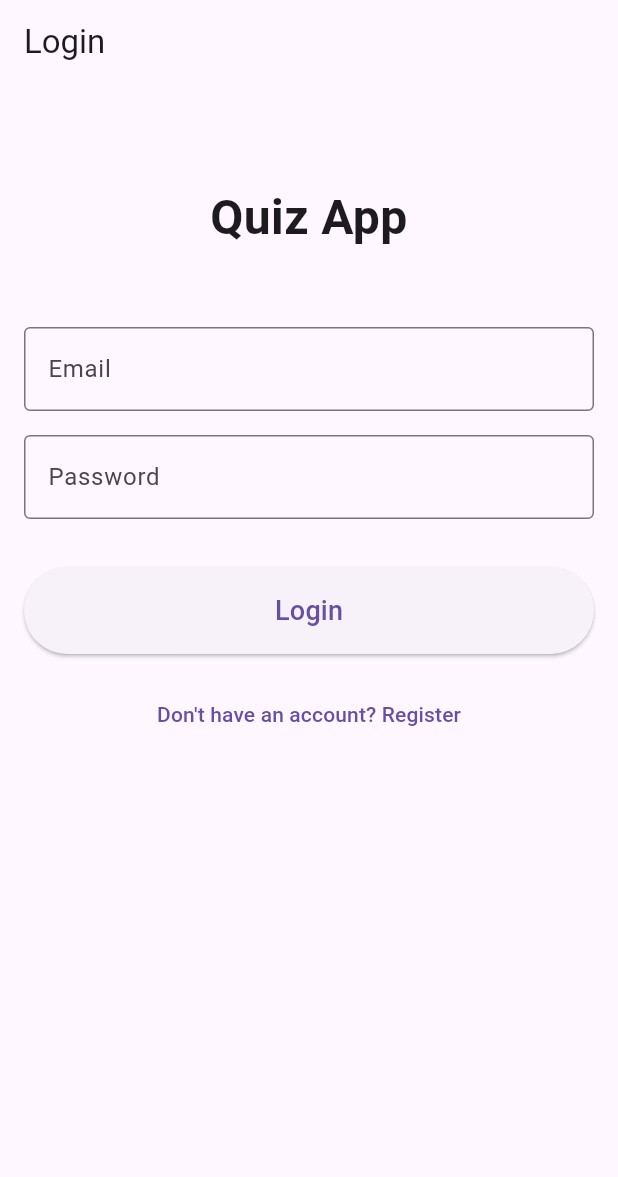
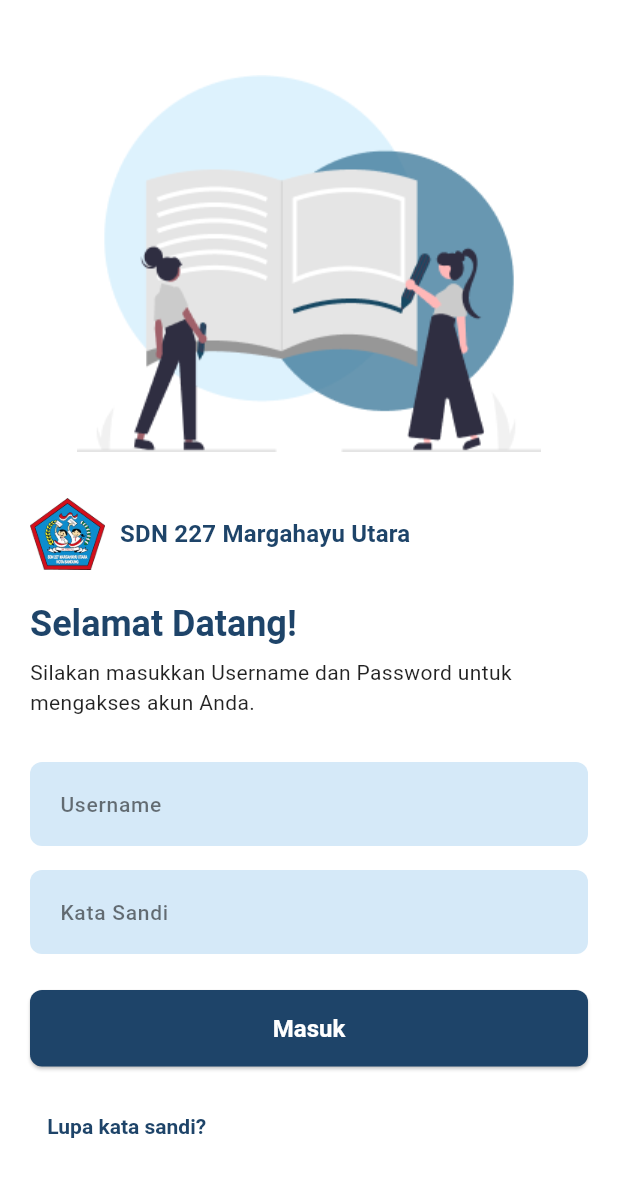
Before and after one commit to abdimas-telkom/getx_mobile, a Flutter app: the screen it shows after launch, on a phone screen of 412 x 824 dp. Shown: the top 1177 px of the screen. Run offline on Flutter 3.47's test engine with Material 3 defaults, Android fonts, the phone set to English and light mode, and no system bars; our stand-ins replace dio, get, shared_preferences.

Commit message:
bikin theme & edit tampilan login

```diff
--- a/lib/app/modules/auth/views/auth_view.dart
+++ b/lib/app/modules/auth/views/auth_view.dart
@@ -1,113 +1,80 @@
 import 'package:flutter/material.dart';
-
 import 'package:get/get.dart';
 
 import '../controllers/auth_controller.dart';
 
 class AuthView extends GetView<AuthController> {
   const AuthView({super.key});
+
   @override
   Widget build(BuildContext context) {
+    final textTheme = Theme.of(context).textTheme;
+
     return Scaffold(
-      appBar: AppBar(
-        title: Obx(() => Text(controller.isLogin.value ? 'Login' : 'Register')),
-      ),
       body: Obx(() {
         if (controller.isLoading.value) {
           return const Center(child: CircularProgressIndicator());
         }
         return SingleChildScrollView(
-          padding: const EdgeInsets.all(16.0),
+          child: Padding(
+            padding: const EdgeInsets.symmetric(horizontal: 20.0),
             child: Column(
-            crossAxisAlignment: CrossAxisAlignment.stretch,
+              crossAxisAlignment: CrossAxisAlignment.start,
+              children: <Widget>[
+                const SizedBox(height: 50),
+                Center(
+                  child: Image.asset('assets/images/login_background.png'),
+                ),
+                const SizedBox(height: 30),
+                Row(
                   children: [
-              const SizedBox(height: 50),
+                    Image.asset(
+                      'assets/images/logo.png',
+                      width: 50,
+                      height: 50,
+                    ),
+                    const SizedBox(width: 10),
+                    Text(
+                      'SDN 227 Margahayu Utara',
+                      style: textTheme.titleMedium,
+                    ),
+                  ],
+                ),
+                const SizedBox(height: 20),
+                Text('Selamat Datang!', style: textTheme.displaySmall),
+                const SizedBox(height: 8),
                 const Text(
-                'Quiz App',
-                style: TextStyle(fontSize: 32, fontWeight: FontWeight.bold),
-                textAlign: TextAlign.center,
+                  'Silakan masukkan Username dan Password untuk mengakses akun Anda.',
                 ),
-              const SizedBox(height: 50),
-              if (!controller.isLogin.value) ...[
-                TextField(
-                  controller: controller.nameController,
-                  decoration: const InputDecoration(
-                    labelText: 'Name',
-                    border: OutlineInputBorder(),
-                  ),
-                ),
-                const SizedBox(height: 16),
-              ],
+                const SizedBox(height: 30),
                 TextField(
                   controller: controller.emailController,
-                decoration: const InputDecoration(
-                  labelText: 'Email',
-                  border: OutlineInputBorder(),
-                ),
-                keyboardType: TextInputType.emailAddress,
+                  decoration: const InputDecoration(labelText: 'Username'),
                 ),
                 const SizedBox(height: 16),
                 TextField(
                   controller: controller.passwordController,
-                decoration: const InputDecoration(
-                  labelText: 'Password',
-                  border: OutlineInputBorder(),
+                  obscureText: true,
+                  // Decoration is also inherited from the theme
+                  decoration: const InputDecoration(labelText: 'Kata Sandi'),
                 ),
-                obscureText: true,
-              ),
-              if (!controller.isLogin.value) ...[
-                const SizedBox(height: 16),
-                const Text('Select Role:'),
-                Row(
-                  children: [
-                    Expanded(
-                      child: RadioListTile<String>(
-                        title: const Text('Student'),
-                        value: 'student',
-                        groupValue: controller.selectedRole.value,
-                        onChanged: (v) {
-                          if (v != null) controller.selectedRole.value = v;
-                        },
-                      ),
-                    ),
-                    Expanded(
-                      child: RadioListTile<String>(
-                        title: const Text('Teacher'),
-                        value: 'teacher',
-                        groupValue: controller.selectedRole.value,
-                        onChanged: (v) {
-                          if (v != null) controller.selectedRole.value = v;
-                        },
-                      ),
-                    ),
-                  ],
-                ),
-              ],
-              const SizedBox(height: 32),
-              ElevatedButton(
+                const SizedBox(height: 24),
+                SizedBox(
+                  width: double.infinity,
+                  child: ElevatedButton(
                     onPressed: controller.handleAuth,
-                style: ElevatedButton.styleFrom(
-                  padding: const EdgeInsets.symmetric(vertical: 16),
-                ),
-                child: Obx(
-                  () => Text(
-                    controller.isLogin.value ? 'Login' : 'Register',
-                    style: const TextStyle(fontSize: 18),
-                  ),
+                    child: const Text('Masuk'),
                   ),
                 ),
                 const SizedBox(height: 16),
                 TextButton(
-                onPressed: controller.toggleAuthMode,
-                child: Obx(
-                  () => Text(
-                    controller.isLogin.value
-                        ? 'Don\'t have an account? Register'
-                        : 'Already have an account? Login',
-                  ),
-                ),
+                  onPressed: () {
+                    print('Lupa kata sandi?');
+                  },
+                  child: const Text('Lupa kata sandi?'),
                 ),
               ],
+            ),
           ),
         );
       }),
--- a/lib/main.dart
+++ b/lib/main.dart
@@ -3,6 +3,7 @@ import 'package:flutter/material.dart';
 import 'package:get/get.dart';
 
 import 'app/routes/app_pages.dart';
+import 'themes/app_theme.dart';
 
 void main() {
   runApp(
@@ -10,6 +11,7 @@ void main() {
       title: "Application",
       initialRoute: AppPages.INITIAL,
       getPages: AppPages.routes,
+      theme: AppTheme.lightTheme,
     ),
   );
 }
--- a/lib/services/api_client.dart
+++ b/lib/services/api_client.dart
@@ -3,7 +3,7 @@ import 'package:dio/dio.dart';
 class ApiClient {
   static final Dio _dio = Dio(
     BaseOptions(
-      baseUrl: 'http://10.0.2.2:8000/api',
+      baseUrl: 'http://192.168.10.85:8000/api',
       headers: {'Content-Type': 'application/json'},
     ),
   );
--- a/pubspec.yaml
+++ b/pubspec.yaml
@@ -60,6 +60,8 @@ flutter:
   # included with your application, so that you can use the icons in
   # the material Icons class.
   uses-material-design: true
+  assets:
+    - assets/images/
 
   # To add assets to your application, add an assets section, like this:
   # assets:
```
Also changed, not shown: lib/themes/app_theme.dart (added, +76 -0 lines), lib/themes/colors.dart (added, +19 -0 lines), lib/themes/text_styles.dart (added, +66 -0 lines), assets/images/login_background.png (added), assets/images/logo.png (added). Lines whose indentation alone changed are shown as unchanged.
